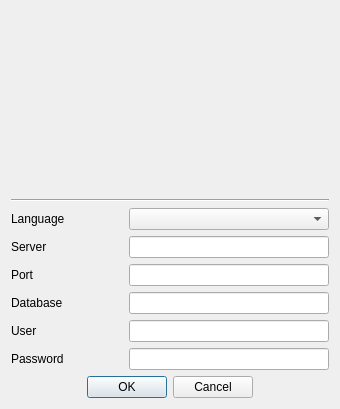
This is xulpymoney/ui/frmAccess.ui in turulomio/xulpymoney as Qt 5 draws it before an edit. The edited form follows.
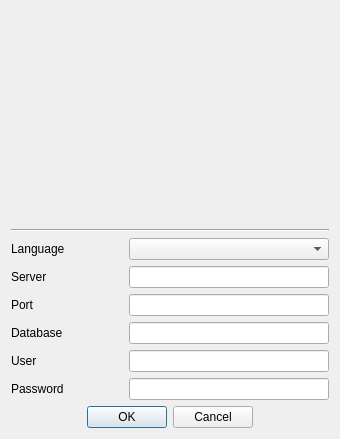
This is the edited form. Icons and pictures are not drawn.

Patch:
```diff
--- a/xulpymoney/ui/frmAccess.ui
+++ b/xulpymoney/ui/frmAccess.ui
@@ -10,7 +10,7 @@
     <x>0</x>
     <y>0</y>
     <width>340</width>
-    <height>409</height>
+    <height>439</height>
    </rect>
   </property>
   <property name="sizePolicy">
```
Left out of the diff: 11 changed lines with no effect on the pictures.
